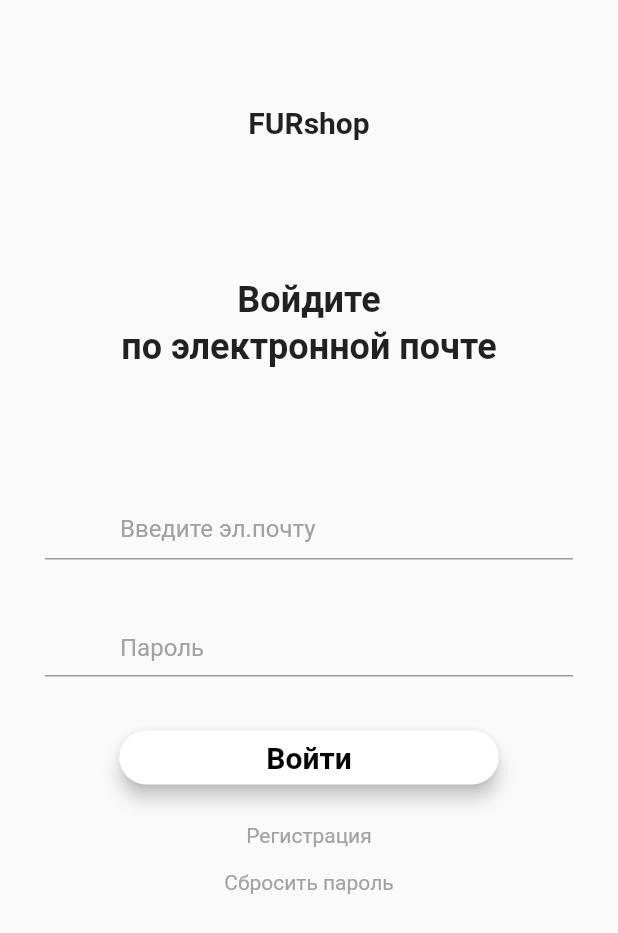
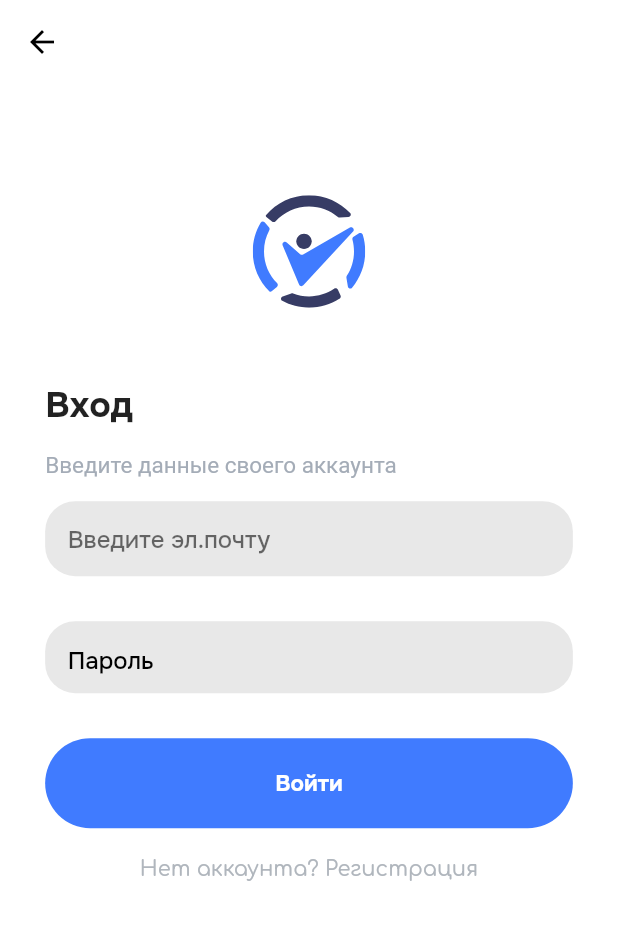
Before and after one commit to KItHubPlanBIllSchool/schoolguides, a Flutter app: the screen it shows after launch, after a tap on "Войти", on a phone screen of 412 x 824 dp. Shown: the top 933 px of the screen. Run offline on Flutter 3.47's test engine with Material 2 defaults, Android fonts, the light colour scheme and no system bars; our stand-ins replace bloc, cloud_firestore, email_validator, firebase_auth, firebase_core, flutter_chat_types and 1 more; missing offline and left inert: flutter_firebase_chat_core, zoom_widget; accounts and stored records are empty; Roboto replaces fonts that are missing (montserrat); project files that could hold a hidden picture were left out.

Commit message:
modified:   .dart_tool/flutter_build/534bf234f299b3ee2d0c241119913fe7/.filecache 	modified:   .dart_tool/flutter_build/534bf234f299b3ee2d0c241119913fe7/app.dill 	modified:   .dart_tool/flutter_build/534bf234f299b3ee2d0c241119913fe7/debug_android_application.stamp 	modified:   .dart_tool/flutter_build/534bf234f299b3ee2d0c241119913fe7/flutter_assets.d 	modified:   .dart_tool/flutter_build/534bf234f299b3ee2d0c241119913fe7/kernel_snapshot.d 	modified:   .dart_tool/flutter_build/534bf234f299b3ee2d0c241119913fe7/kernel_snapshot.stamp 	modified:   .flutter-plugins-dependencies 	modified:   lib/pages/login_screen.dart

```diff
--- a/lib/pages/login_screen.dart
+++ b/lib/pages/login_screen.dart
@@ -1,9 +1,11 @@
-// ignore_for_file: prefer_const_constructors
+// ignore_for_file: prefer_const_constructors, use_build_context_synchronously
 
 import 'package:email_validator/email_validator.dart';
 import 'package:flutter/material.dart';
 import 'package:firebase_auth/firebase_auth.dart';
+import 'package:hackathon/data/colors.dart';
 import 'package:hackathon/scripts/snack_bar.dart';
+import 'package:flutter_svg/flutter_svg.dart';
 
 class LoginScreen extends StatefulWidget {
   const LoginScreen({super.key});
@@ -71,38 +73,69 @@ class _LoginScreenState extends State<LoginScreen> {
   @override
   Widget build(BuildContext context) {
     return Scaffold(
+      extendBodyBehindAppBar: true,
+      appBar: AppBar(
+        iconTheme: IconThemeData(
+          color: Colors.black, //change your color here
+        ),
+        leading: BackButton(
+          style: ButtonStyle(
+              backgroundColor:
+                  MaterialStateProperty.all(Color.fromRGBO(0, 0, 0, 1))),
+        ),
+        backgroundColor: Colors.transparent,
+        elevation: 0,
+      ),
+      backgroundColor: Color.fromRGBO(255, 255, 255, 1),
       resizeToAvoidBottomInset: false,
       body: Padding(
-        padding: const EdgeInsets.all(30.0),
+        padding: const EdgeInsets.all(30.10),
         child: Form(
           key: formKey,
           child: Column(
             children: [
-              Padding(
-                padding: EdgeInsetsDirectional.fromSTEB(0, 40, 0, 0),
-                child: Center(
-                    child: Text(
-                  'FURshop',
-                  style: TextStyle(
-                      fontWeight: FontWeight.bold,
-                      fontSize: 20,
-                      fontFamily: 'montserrat'),
-                )),
+              const SizedBox(
+                height: 100,
+              ),
+              SvgPicture.asset(
+                'lib/assets/images/Vector.svg',
+                height: 75,
               ),
               const Padding(
-                padding: EdgeInsetsDirectional.fromSTEB(0, 90, 0, 80),
-                child: Center(
+                padding: EdgeInsetsDirectional.fromSTEB(0, 50, 0, 15),
+                child: Align(
+                  alignment: Alignment.centerLeft,
                   child: Text(
-                  'Войдите\nпо электронной почте',
+                    'Вход',
                     style: TextStyle(
-                      fontWeight: FontWeight.bold,
                         fontSize: 24,
-                      height: 1.3,
-                      fontFamily: 'montserrat'),
+                        fontFamily: 'onest',
+                        fontWeight: FontWeight.w800),
                     textAlign: TextAlign.center,
-                )),
                   ),
-              TextFormField(
+                ),
+              ),
+              const Padding(
+                padding: EdgeInsetsDirectional.fromSTEB(0, 0, 0, 15),
+                child: Align(
+                  alignment: Alignment.centerLeft,
+                  child: Text(
+                    'Введите данные своего аккаунта',
+                    style: TextStyle(
+                        color: const Color.fromRGBO(164, 172, 183, 1),
+                        fontSize: 15),
+                    textAlign: TextAlign.center,
+                  ),
+                ),
+              ),
+              Container(
+                height: 50,
+                decoration: BoxDecoration(
+                  color: Color.fromARGB(153, 216, 216, 216),
+                  borderRadius: BorderRadius.circular(20),
+                ),
+                child: TextFormField(
+                  style: TextStyle(color: textColor),
                   keyboardType: TextInputType.emailAddress,
                   autocorrect: false,
                   controller: emailTextInputController,
@@ -111,16 +144,26 @@ class _LoginScreenState extends State<LoginScreen> {
                           ? 'Введите правильный Email'
                           : null,
                   decoration: const InputDecoration(
-                  contentPadding: EdgeInsetsDirectional.fromSTEB(50, 7, 0, 0),
+                    border: InputBorder.none,
+                    contentPadding: EdgeInsetsDirectional.fromSTEB(15, 2, 0, 0),
                     hintStyle: TextStyle(
-                      color: Color.fromRGBO(162, 162, 162, 1),
+                        color: Color.fromRGBO(0, 0, 0, 0.573),
                         fontSize: 16,
-                      fontFamily: 'montserrat'),
+                        fontFamily: 'onest'),
                     hintText: 'Введите эл.почту',
                   ),
                 ),
+              ),
               const SizedBox(height: 30),
-              TextFormField(
+              Container(
+                decoration: BoxDecoration(
+                  color: Color.fromARGB(153, 216, 216, 216),
+                  borderRadius: BorderRadius.circular(20),
+                ),
+                child: TextFormField(
+                  style: TextStyle(
+                    color: textColor,
+                  ),
                   autocorrect: false,
                   controller: passwordTextInputController,
                   obscureText: isHiddenPassword,
@@ -129,12 +172,13 @@ class _LoginScreenState extends State<LoginScreen> {
                       : null,
                   autovalidateMode: AutovalidateMode.onUserInteraction,
                   decoration: InputDecoration(
+                    border: InputBorder.none,
                     contentPadding:
-                      const EdgeInsetsDirectional.fromSTEB(50, 0, 0, 0),
+                        const EdgeInsetsDirectional.fromSTEB(15, -10, 10, -5),
                     hintStyle: const TextStyle(
-                      color: Color.fromRGBO(162, 162, 162, 1),
+                        color: Color.fromRGBO(0, 0, 0, 1),
                         fontSize: 16,
-                      fontFamily: 'montserrat'),
+                        fontFamily: 'onest'),
                     hintText: 'Пароль',
                     suffix: GestureDetector(
                       onTap: togglePasswordView,
@@ -142,22 +186,27 @@ class _LoginScreenState extends State<LoginScreen> {
                         isHiddenPassword
                             ? Icons.visibility_off
                             : Icons.visibility,
-                      color: Colors.black,
+                        color: textColor,
+                      ),
                     ),
                   ),
                 ),
               ),
               const SizedBox(height: 30),
-              ElevatedButton(
+              Container(
+                height: 60.0,
+                width: 1001,
+                child: ElevatedButton(
                   style: ButtonStyle(
-                    elevation: MaterialStateProperty.all(5),
+                    elevation: MaterialStateProperty.all(0),
+                    backgroundColor: MaterialStateProperty.all(
+                        Color.fromRGBO(64, 123, 255, 1)),
                     shape: MaterialStateProperty.all(
                       RoundedRectangleBorder(
-                        borderRadius: BorderRadius.circular(20),
+                        borderRadius: BorderRadius.circular(70),
                       ),
                     ),
-                    backgroundColor:
-                        MaterialStateProperty.all<Color>(Colors.white)),
+                  ),
                   onPressed: login,
                   child: const SizedBox(
                       height: 34,
@@ -166,36 +215,26 @@ class _LoginScreenState extends State<LoginScreen> {
                           child: Text(
                         'Войти',
                         style: TextStyle(
-                          color: Colors.black,
-                          fontSize: 20,
+                            color: Color.fromARGB(255, 255, 255, 255),
+                            fontSize: 15,
                             fontWeight: FontWeight.bold,
-                          fontFamily: 'montserrat'),
+                            fontFamily: 'onest'),
                       ))),
+                ),
               ),
               const SizedBox(height: 20),
               GestureDetector(
                 onTap: () => Navigator.of(context).pushNamed('/signup'),
                 child: Text(
-                  'Регистрация',
+                  'Нет аккаунта? Регистрация',
                   style: TextStyle(
-                      color: Color.fromRGBO(162, 162, 162, 1),
-                      fontFamily: 'montserrat',
+                      color: Color.fromRGBO(176, 182, 189, 1),
+                      fontFamily: 'comfortaa',
                       fontWeight: FontWeight.normal,
                       fontSize: 14),
                 ),
               ),
               const SizedBox(height: 15),
-              GestureDetector(
-                onTap: () => Navigator.of(context).pushNamed('/reset_password'),
-                child: Text(
-                  'Сбросить пароль',
-                  style: TextStyle(
-                      color: Color.fromRGBO(162, 162, 162, 1),
-                      fontFamily: 'montserrat',
-                      fontWeight: FontWeight.normal,
-                      fontSize: 14),
-                ),
-              ),
             ],
           ),
         ),
```
Also changed, not shown: 1 other file. Lines whose indentation alone changed are shown as unchanged.
